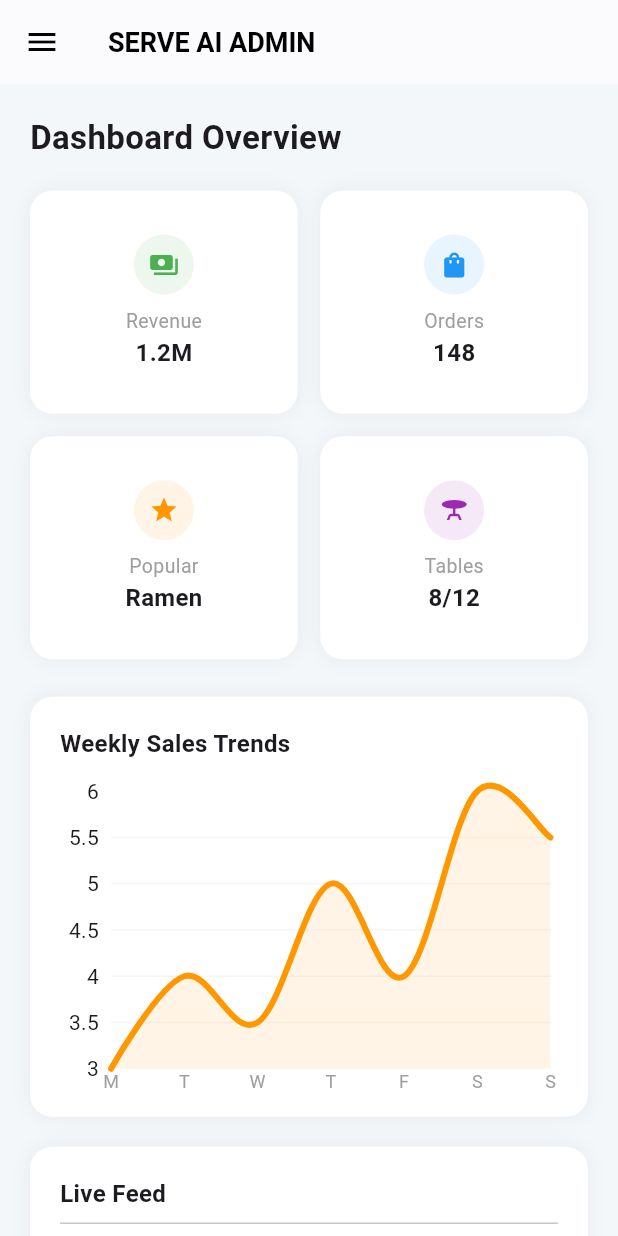
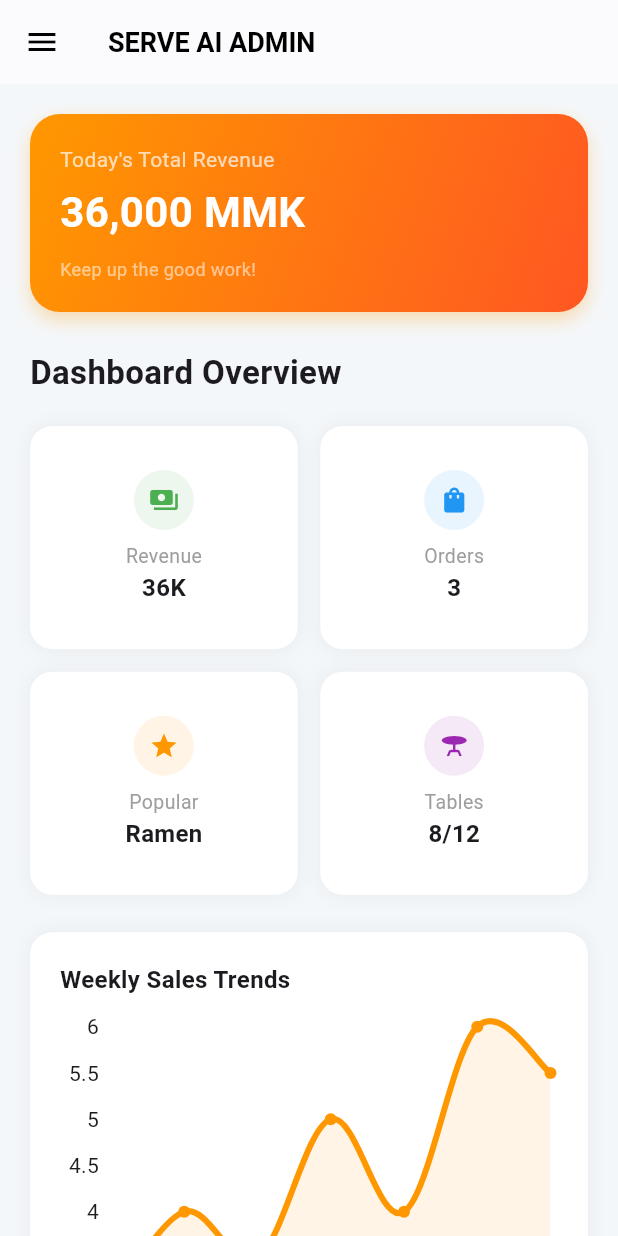
Before and after one commit to UrFavv2/EasyServe_V2, a Flutter app: the screen it shows after launch, on a phone screen of 412 x 824 dp. Run offline on Flutter 3.47's test engine with Material 3 defaults, Android fonts, the phone set to English and light mode, and no system bars; drawn by our look-alikes of fl_chart.

Commit message:
add order_history, update dashboard_screen, constants

```diff
--- a/lib/data/constants.dart
+++ b/lib/data/constants.dart
@@ -21,3 +21,42 @@ List<Map<String, dynamic>> sharedMenuList = [
     "isAvailable": true,
   },
 ];
+
+/// 🌟 Order History Shared Data
+List<Map<String, dynamic>> orderHistory = [
+  {
+    "orderId": "ORD-1001",
+    "table": "Table 04",
+    "items": "Spicy Ramen x2, Coca Cola x1",
+    "total": "14,500",
+    "time": "12:30 PM",
+    "status": "Completed"
+  },
+  {
+    "orderId": "ORD-1002",
+    "table": "Table 01",
+    "items": "Special Fried Rice x1, Coca Cola x2",
+    "total": "9,500",
+    "time": "01:15 PM",
+    "status": "Completed"
+  },
+  {
+    "orderId": "ORD-1003",
+    "table": "Table 08",
+    "items": "Chicken Curry x1, Spicy Ramen x1",
+    "total": "12,000",
+    "time": "02:00 PM",
+    "status": "Completed"
+  },
+];
+
+/// 🌟 ယနေ့ရောင်းရငွေ စုစုပေါင်းကို တွက်ပေးမည့် Function
+double calculateTodayRevenue() {
+  double total = 0;
+  for (var order in orderHistory) {
+    // String price "14,500" ကို "," ဖြုတ်ပြီး double ပြောင်းမယ်
+    String priceStr = order['total'].replaceAll(',', '');
+    total += double.parse(priceStr);
+  }
+  return total;
+}
--- a/lib/screens/admin/dashboard_screen.dart
+++ b/lib/screens/admin/dashboard_screen.dart
@@ -1,7 +1,8 @@
 import 'package:flutter/material.dart';
 import 'package:fl_chart/fl_chart.dart';
-// 🌟 MenuManager ကို import လုပ်ဖို့ မမေ့ပါနဲ့ (File path မှန်အောင် စစ်ပေးပါ)
 import 'menu_manager.dart';
+import 'order_history.dart';
+import '../../data/constants.dart'; // 🌟 calculateTodayRevenue() အတွက် လိုအပ်ပါတယ်
 
 class AdminDashboard extends StatefulWidget {
   const AdminDashboard({super.key});
@@ -11,8 +12,19 @@ class AdminDashboard extends StatefulWidget {
 }
 
 class _AdminDashboardState extends State<AdminDashboard> {
+
+  // 🌟 ဈေးနှုန်းတွေကို ကော်မာ (,) ပြန်ထည့်ပေးတဲ့ Helper Function
+  String formatPrice(double price) {
+    return price.toInt().toString().replaceAllMapped(
+      RegExp(r'(\d{1,3})(?=(\d{3})+(?!\d))'), (Match m) => '${m[1]},'
+    );
+  }
+
   @override
   Widget build(BuildContext context) {
+    // 🌟 Revenue တွက်ထုတ်ခြင်း
+    final double totalRevenue = calculateTodayRevenue();
+
     return Scaffold(
       backgroundColor: const Color(0xFFF4F7FA),
       appBar: AppBar(
@@ -24,22 +36,59 @@ class _AdminDashboardState extends State<AdminDashboard> {
       ),
       drawer: _buildDrawer(),
       body: SingleChildScrollView(
+        child: Padding(
           padding: const EdgeInsets.all(20),
           child: Column(
             crossAxisAlignment: CrossAxisAlignment.start,
             children: [
+              // 🌟 ၁။ အသစ်ထည့်လိုက်သော Summary Banner
+              Container(
+                width: double.infinity,
+                padding: const EdgeInsets.all(20),
+                margin: const EdgeInsets.only(bottom: 25),
+                decoration: BoxDecoration(
+                  gradient: const LinearGradient(
+                    colors: [Colors.orange, Colors.deepOrange],
+                    begin: Alignment.topLeft,
+                    end: Alignment.bottomRight,
+                  ),
+                  borderRadius: BorderRadius.circular(20),
+                  boxShadow: [
+                    BoxShadow(
+                      color: Colors.orange.withOpacity(0.3),
+                      blurRadius: 10,
+                      offset: const Offset(0, 5),
+                    )
+                  ],
+                ),
+                child: Column(
+                  crossAxisAlignment: CrossAxisAlignment.start,
+                  children: [
+                    const Text("Today's Total Revenue",
+                      style: TextStyle(color: Colors.white70, fontSize: 14)),
+                    const SizedBox(height: 5),
+                    Text("${formatPrice(totalRevenue)} MMK",
+                      style: const TextStyle(color: Colors.white, fontSize: 28, fontWeight: FontWeight.bold)),
+                    const SizedBox(height: 10),
+                    const Text("Keep up the good work!",
+                      style: TextStyle(color: Colors.white54, fontSize: 12)),
+                  ],
+                ),
+              ),
+
               const Text("Dashboard Overview",
                 style: TextStyle(fontSize: 22, fontWeight: FontWeight.bold)),
               const SizedBox(height: 20),
 
-            _buildStatsGrid(),
+              _buildStatsGrid(totalRevenue), // Revenue data လှမ်းပို့ပေးမယ်
               const SizedBox(height: 25),
 
               _buildSalesChart(),
-            const SizedBox(height: 20),
+              const SizedBox(height: 25),
 
               _buildRecentOrders(),
             ],
+          ),
         ),
       ),
     );
@@ -57,17 +106,16 @@ class _AdminDashboardState extends State<AdminDashboard> {
                   style: TextStyle(color: Colors.orange, fontSize: 24, fontWeight: FontWeight.bold)),
               ),
             ),
-            // 🌟 Dashboard Menu
             _drawerItem(Icons.dashboard, "Dashboard", true, () {
-              Navigator.pop(context); // Drawer ကိုပဲ ပိတ်လိုက်မယ်
+              Navigator.pop(context);
             }),
-            // 🌟 Menu Manager Menu (ချိတ်ဆက်မှု အပိုင်း)
             _drawerItem(Icons.restaurant_menu, "Menu Manager", false, () {
-              Navigator.pop(context); // Drawer ပိတ်မယ်
-              Navigator.push(
-                context,
-                MaterialPageRoute(builder: (context) => const MenuManager()),
-              );
+              Navigator.pop(context);
+              Navigator.push(context, MaterialPageRoute(builder: (context) => const MenuManager()));
+            }),
+            _drawerItem(Icons.history, "Order History", false, () {
+              Navigator.pop(context);
+              Navigator.push(context, MaterialPageRoute(builder: (context) => const OrderHistory()));
             }),
             _drawerItem(Icons.people, "Staff List", false, () {}),
             const Spacer(),
@@ -79,7 +127,6 @@ class _AdminDashboardState extends State<AdminDashboard> {
     );
   }
 
-  // 🌟 onTap ပါဝင်အောင် ပြုပြင်ထားသော Drawer Item helper
   Widget _drawerItem(IconData icon, String title, bool isActive, VoidCallback onTap) {
     return ListTile(
       leading: Icon(icon, color: isActive ? Colors.orange : Colors.grey),
@@ -88,7 +135,8 @@ class _AdminDashboardState extends State<AdminDashboard> {
     );
   }
 
-  Widget _buildStatsGrid() {
+  // 🌟 Parameter ထည့်သွင်းထားသော Stats Grid
+  Widget _buildStatsGrid(double revenue) {
     return GridView.count(
       shrinkWrap: true,
       physics: const NeverScrollableScrollPhysics(),
@@ -97,8 +145,8 @@ class _AdminDashboardState extends State<AdminDashboard> {
       mainAxisSpacing: 15,
       childAspectRatio: 1.2,
       children: [
-        _statCard("Revenue", "1.2M", Icons.payments, Colors.green),
-        _statCard("Orders", "148", Icons.shopping_bag, Colors.blue),
+        _statCard("Revenue", "${(revenue / 1000).toStringAsFixed(0)}K", Icons.payments, Colors.green),
+        _statCard("Orders", "${orderHistory.length}", Icons.shopping_bag, Colors.blue),
         _statCard("Popular", "Ramen", Icons.star, Colors.orange),
         _statCard("Tables", "8/12", Icons.table_bar, Colors.purple),
       ],
@@ -149,14 +197,7 @@ class _AdminDashboardState extends State<AdminDashboard> {
           Expanded(
             child: LineChart(
               LineChartData(
-                gridData: FlGridData(
-                  show: true,
-                  drawVerticalLine: false,
-                  getDrawingHorizontalLine: (value) => FlLine(
-                    color: Colors.grey.withOpacity(0.1),
-                    strokeWidth: 1,
-                  ),
-                ),
+                gridData: const FlGridData(show: false),
                 titlesData: FlTitlesData(
                   show: true,
                   rightTitles: const AxisTitles(sideTitles: SideTitles(showTitles: false)),
@@ -166,11 +207,9 @@ class _AdminDashboardState extends State<AdminDashboard> {
                       showTitles: true,
                       getTitlesWidget: (value, meta) {
                         const days = ['M', 'T', 'W', 'T', 'F', 'S', 'S'];
-                        if (value >= 0 && value < 7) {
-                          return Text(days[value.toInt()],
-                            style: const TextStyle(color: Colors.grey, fontSize: 12));
-                        }
-                        return const Text('');
+                        return value >= 0 && value < 7
+                          ? Text(days[value.toInt()], style: const TextStyle(color: Colors.grey, fontSize: 12))
+                          : const Text('');
                       },
                     ),
                   ),
@@ -178,24 +217,11 @@ class _AdminDashboardState extends State<AdminDashboard> {
                 borderData: FlBorderData(show: false),
                 lineBarsData: [
                   LineChartBarData(
-                    spots: [
-                      const FlSpot(0, 3),
-                      const FlSpot(1, 4),
-                      const FlSpot(2, 3.5),
-                      const FlSpot(3, 5),
-                      const FlSpot(4, 4),
-                      const FlSpot(5, 6),
-                      const FlSpot(6, 5.5),
-                    ],
+                    spots: const [FlSpot(0, 3), FlSpot(1, 4), FlSpot(2, 3.5), FlSpot(3, 5), FlSpot(4, 4), FlSpot(5, 6), FlSpot(6, 5.5)],
                     isCurved: true,
                     color: Colors.orange,
                     barWidth: 4,
-                    isStrokeCapRound: true,
-                    dotData: const FlDotData(show: false),
-                    belowBarData: BarAreaData(
-                      show: true,
-                      color: Colors.orange.withOpacity(0.1),
-                    ),
+                    belowBarData: BarAreaData(show: true, color: Colors.orange.withOpacity(0.1)),
                   ),
                 ],
               ),
@@ -218,8 +244,7 @@ class _AdminDashboardState extends State<AdminDashboard> {
       child: Column(
         crossAxisAlignment: CrossAxisAlignment.start,
         children: [
-          const Text("Live Feed",
-            style: TextStyle(fontWeight: FontWeight.bold, fontSize: 16)),
+          const Text("Live Feed", style: TextStyle(fontWeight: FontWeight.bold, fontSize: 16)),
           const Divider(),
           ListView.builder(
             shrinkWrap: true,
@@ -229,8 +254,7 @@ class _AdminDashboardState extends State<AdminDashboard> {
               contentPadding: EdgeInsets.zero,
               leading: const Icon(Icons.receipt_long, color: Colors.orange),
               title: Text("Table ${index + 1}"),
-              trailing: const Text("Pending",
-                style: TextStyle(color: Colors.redAccent, fontSize: 12, fontWeight: FontWeight.bold)),
+              trailing: const Text("Pending", style: TextStyle(color: Colors.redAccent, fontSize: 12, fontWeight: FontWeight.bold)),
             ),
           ),
         ],
```
Also changed, not shown: lib/screens/admin/order_history.dart (added, +95 -0 lines). Lines whose indentation alone changed are shown as unchanged.
